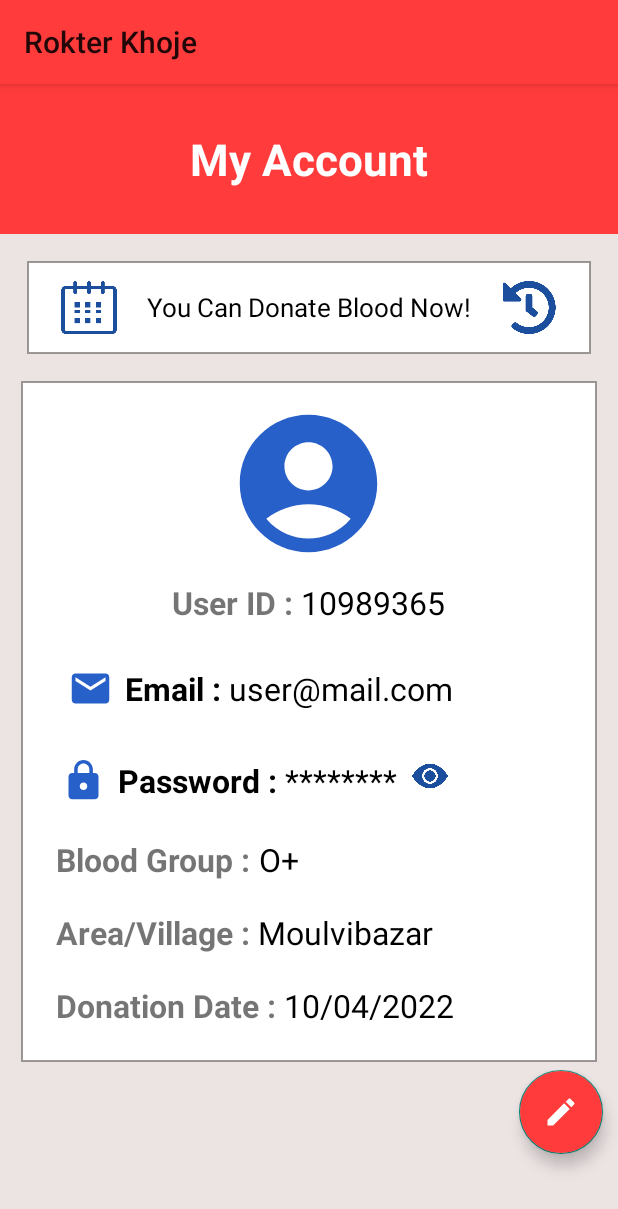
After one commit to Sb-Rahman/blood-donation-app, an Android app: the MyAccount screen opened directly, with no data from a screen before it, on a phone screen of 412 x 824 dp. The commit adds this screen. Shown: the top 1209 px of the screen. Run offline under Robolectric (Android 15) with nearby library versions, the phone set to English and light mode, and no system bars.

Commit message:
custom blood donation apps

```diff
--- a/app/src/main/AndroidManifest.xml
+++ b/app/src/main/AndroidManifest.xml
@@ -12,6 +12,13 @@
         android:supportsRtl="true"
         android:theme="@style/Theme.RokterKhoje"
         tools:targetApi="31">
+        <activity
+            android:name=".MyAccount"
+            android:exported="false">
+            <meta-data
+                android:name="android.app.lib_name"
+                android:value="" />
+        </activity>
         <activity
             android:name=".AboutApps"
             android:exported="false">
--- /dev/null
+++ b/app/src/main/java/com/rokterkhoje/arman/MyAccount.java
@@ -0,0 +1,14 @@
+package com.rokterkhoje.arman;
+
+import androidx.appcompat.app.AppCompatActivity;
+
+import android.os.Bundle;
+
+public class MyAccount extends AppCompatActivity {
+
+    @Override
+    protected void onCreate(Bundle savedInstanceState) {
+        super.onCreate(savedInstanceState);
+        setContentView(R.layout.activity_my_account);
+    }
+}
--- /dev/null
+++ b/app/src/main/res/drawable/ic_baseline_create_24.xml
@@ -0,0 +1,5 @@
+<vector android:height="24dp" android:tint="#FFFFFF"
+    android:viewportHeight="24" android:viewportWidth="24"
+    android:width="24dp" xmlns:android="http://schemas.android.com/apk/res/android">
+    <path android:fillColor="@android:color/white" android:pathData="M3,17.25V21h3.75L17.81,9.94l-3.75,-3.75L3,17.25zM20.71,7.04c0.39,-0.39 0.39,-1.02 0,-1.41l-2.34,-2.34c-0.39,-0.39 -1.02,-0.39 -1.41,0l-1.83,1.83 3.75,3.75 1.83,-1.83z"/>
+</vector>
--- /dev/null
+++ b/app/src/main/res/drawable/ic_baseline_local_post_office_24.xml
@@ -0,0 +1,5 @@
+<vector android:height="24dp" android:tint="#2860C9"
+    android:viewportHeight="24" android:viewportWidth="24"
+    android:width="24dp" xmlns:android="http://schemas.android.com/apk/res/android">
+    <path android:fillColor="@android:color/white" android:pathData="M20,4L4,4c-1.1,0 -1.99,0.9 -1.99,2L2,18c0,1.1 0.9,2 2,2h16c1.1,0 2,-0.9 2,-2L22,6c0,-1.1 -0.9,-2 -2,-2zM20,8l-8,5 -8,-5L4,6l8,5 8,-5v2z"/>
+</vector>
--- /dev/null
+++ b/app/src/main/res/drawable/ic_baseline_lock_24.xml
@@ -0,0 +1,5 @@
+<vector android:height="24dp" android:tint="#2860C9"
+    android:viewportHeight="24" android:viewportWidth="24"
+    android:width="24dp" xmlns:android="http://schemas.android.com/apk/res/android">
+    <path android:fillColor="@android:color/white" android:pathData="M18,8h-1L17,6c0,-2.76 -2.24,-5 -5,-5S7,3.24 7,6v2L6,8c-1.1,0 -2,0.9 -2,2v10c0,1.1 0.9,2 2,2h12c1.1,0 2,-0.9 2,-2L20,10c0,-1.1 -0.9,-2 -2,-2zM12,17c-1.1,0 -2,-0.9 -2,-2s0.9,-2 2,-2 2,0.9 2,2 -0.9,2 -2,2zM15.1,8L8.9,8L8.9,6c0,-1.71 1.39,-3.1 3.1,-3.1 1.71,0 3.1,1.39 3.1,3.1v2z"/>
+</vector>
--- /dev/null
+++ b/app/src/main/res/layout/activity_my_account.xml
@@ -0,0 +1,282 @@
+<?xml version="1.0" encoding="utf-8"?>
+<LinearLayout xmlns:android="http://schemas.android.com/apk/res/android"
+    xmlns:app="http://schemas.android.com/apk/res-auto"
+    xmlns:tools="http://schemas.android.com/tools"
+    android:layout_width="match_parent"
+    android:layout_height="match_parent"
+    android:background="@color/whiteee"
+    android:orientation="vertical"
+    tools:context=".MyAccount">
+
+    <LinearLayout
+        android:layout_width="match_parent"
+        android:layout_height="100dp"
+        android:layout_gravity="center"
+        android:background="@color/theme_color"
+        android:orientation="horizontal">
+
+        <TextView
+            android:layout_width="match_parent"
+            android:layout_height="wrap_content"
+            android:layout_gravity="center"
+            android:gravity="center"
+            android:text="My Account"
+            android:textAlignment="center"
+            android:textColor="@color/white"
+            android:textSize="29sp"
+            android:textStyle="bold" />
+    </LinearLayout>
+
+    <LinearLayout
+        android:layout_width="match_parent"
+        android:layout_height="wrap_content"
+        android:layout_margin="18dp"
+        android:background="@drawable/card_main_border"
+        android:orientation="horizontal"
+        android:padding="13dp"
+        android:weightSum="3">
+
+        <ImageView
+            android:layout_width="35dp"
+            android:layout_height="35dp"
+            android:layout_weight="1"
+            android:src="@drawable/calenderblue" />
+
+        <TextView
+            android:layout_width="wrap_content"
+            android:layout_height="wrap_content"
+            android:layout_gravity="center"
+            android:layout_weight="1"
+            android:gravity="center"
+            android:text="You Can Donate Blood Now!"
+            android:textColor="@color/black"
+            android:textSize="17sp" />
+
+        <ImageView
+            android:layout_width="35dp"
+            android:layout_height="35dp"
+            android:layout_weight="1"
+            android:src="@drawable/resetblue" />
+    </LinearLayout>
+
+    <LinearLayout
+        android:layout_width="match_parent"
+        android:layout_height="wrap_content"
+        android:layout_marginStart="14dp"
+        android:layout_marginEnd="14dp"
+        android:layout_marginBottom="5dp"
+        android:background="@drawable/card_main_border"
+        android:orientation="vertical"
+
+        android:padding="13dp">
+
+        <LinearLayout
+            android:layout_width="wrap_content"
+            android:layout_height="wrap_content"
+            android:layout_gravity="center"
+            android:gravity="center"
+            android:orientation="horizontal">
+
+            <ImageView
+                android:layout_width="110dp"
+                android:layout_height="110dp"
+                android:src="@drawable/account_circle" />
+        </LinearLayout>
+
+        <LinearLayout
+            android:layout_width="match_parent"
+            android:layout_height="wrap_content"
+            android:layout_gravity="center"
+            android:layout_margin="10dp"
+            android:gravity="center"
+            android:orientation="horizontal">
+
+
+            <TextView
+                android:layout_width="wrap_content"
+                android:layout_height="wrap_content"
+                android:layout_gravity="center"
+                android:text="User ID : "
+                android:textSize="21sp"
+                android:textStyle="bold" />
+
+            <TextView
+                android:layout_width="wrap_content"
+                android:layout_height="wrap_content"
+                android:layout_gravity="center"
+                android:text="10989365"
+                android:textColor="@color/black"
+                android:textSize="21sp" />
+
+
+        </LinearLayout>
+
+        <LinearLayout
+            android:layout_width="match_parent"
+            android:layout_height="wrap_content"
+            android:layout_gravity="start"
+            android:layout_margin="10dp"
+            android:orientation="horizontal">
+
+            <ImageView
+                android:layout_width="30dp"
+                android:layout_height="30dp"
+                android:layout_margin="8dp"
+                android:src="@drawable/ic_baseline_local_post_office_24" />
+
+            <TextView
+                android:layout_width="wrap_content"
+                android:layout_height="wrap_content"
+                android:layout_gravity="center"
+                android:text="Email : "
+                android:textColor="@color/black"
+                android:textSize="21sp"
+                android:textStyle="bold" />
+
+            <TextView
+                android:layout_width="wrap_content"
+                android:layout_height="wrap_content"
+                android:layout_gravity="center"
+                android:text="user@mail.com"
+                android:textColor="@color/black"
+                android:textSize="21sp" />
+        </LinearLayout>
+
+        <LinearLayout
+            android:layout_width="match_parent"
+            android:layout_height="wrap_content"
+            android:layout_gravity="start"
+            android:layout_margin="5dp"
+            android:orientation="horizontal">
+
+            <ImageView
+                android:layout_width="30dp"
+                android:layout_height="30dp"
+                android:layout_margin="8dp"
+                android:src="@drawable/ic_baseline_lock_24" />
+
+            <TextView
+                android:layout_width="wrap_content"
+                android:layout_height="wrap_content"
+                android:layout_gravity="center"
+                android:text="Password : "
+                android:textColor="@color/black"
+                android:textSize="21sp"
+                android:textStyle="bold" />
+
+            <TextView
+                android:layout_width="wrap_content"
+                android:layout_height="wrap_content"
+                android:layout_gravity="center"
+                android:text="********"
+                android:textColor="@color/black"
+                android:textSize="21sp" />
+
+            <ImageView
+
+                android:layout_width="24dp"
+                android:layout_height="24dp"
+                android:layout_marginStart="10dp"
+                android:layout_marginTop="8dp"
+                android:src="@drawable/eye" />
+        </LinearLayout>
+
+        <LinearLayout
+            android:layout_width="match_parent"
+            android:layout_height="wrap_content"
+            android:layout_margin="10dp"
+            android:orientation="horizontal">
+
+
+            <TextView
+                android:layout_width="wrap_content"
+                android:layout_height="wrap_content"
+                android:layout_gravity="center"
+                android:text="Blood Group : "
+                android:textSize="21sp"
+                android:textStyle="bold" />
+
+            <TextView
+                android:layout_width="wrap_content"
+                android:layout_height="wrap_content"
+                android:layout_gravity="center"
+                android:text="O+"
+                android:textColor="@color/black"
+                android:textSize="21sp" />
+
+
+        </LinearLayout>
+
+        <LinearLayout
+            android:layout_width="match_parent"
+            android:layout_height="wrap_content"
+            android:layout_margin="10dp"
+            android:orientation="horizontal">
+
+
+            <TextView
+                android:layout_width="wrap_content"
+                android:layout_height="wrap_content"
+                android:layout_gravity="center"
+                android:text="Area/Village : "
+                android:textSize="21sp"
+                android:textStyle="bold" />
+
+            <TextView
+                android:layout_width="wrap_content"
+                android:layout_height="wrap_content"
+                android:layout_gravity="center"
+                android:text="Moulvibazar"
+                android:textColor="@color/black"
+                android:textSize="21sp" />
+
+
+        </LinearLayout>
+
+        <LinearLayout
+            android:layout_width="match_parent"
+            android:layout_height="wrap_content"
+            android:layout_margin="10dp"
+            android:orientation="horizontal">
+
+
+            <TextView
+                android:layout_width="wrap_content"
+                android:layout_height="wrap_content"
+                android:layout_gravity="center"
+                android:text="Donation Date : "
+                android:textSize="21sp"
+                android:textStyle="bold" />
+
+            <TextView
+                android:layout_width="wrap_content"
+                android:layout_height="wrap_content"
+                android:layout_gravity="center"
+                android:text="10/04/2022"
+                android:textColor="@color/black"
+                android:textSize="21sp" />
+
+
+        </LinearLayout>
+
+    </LinearLayout>
+
+    <androidx.constraintlayout.widget.ConstraintLayout
+        android:layout_width="match_parent"
+        android:layout_height="wrap_content"
+        android:layout_gravity="end">
+
+        <com.google.android.material.floatingactionbutton.FloatingActionButton
+            android:layout_width="wrap_content"
+            android:layout_height="wrap_content"
+            android:layout_marginEnd="10dp"
+            android:layout_marginBottom="20dp"
+            android:backgroundTint="@color/theme_color"
+            android:src="@drawable/ic_baseline_create_24"
+            app:layout_constraintBottom_toBottomOf="parent"
+            app:layout_constraintEnd_toEndOf="parent"
+            app:layout_constraintTop_toTopOf="parent" />
+
+    </androidx.constraintlayout.widget.ConstraintLayout>
+
+</LinearLayout>
--- a/app/src/main/res/values/colors.xml
+++ b/app/src/main/res/values/colors.xml
@@ -9,6 +9,7 @@
     <color name="black">#FF000000</color>
     <color name="gray">#D0868181</color>
     <color name="why_gray">#D0BFBFBF</color>
+    <color name="whiteee">#BAE8DCDC</color>
     <color name="white">#FFFFFFFF</color>
     <color name="theme_color">#FF3B3B</color>
 </resources>
```
Also changed, not shown: app/src/main/res/drawable/calenderblue.png (added), app/src/main/res/drawable/contributorsss.png (added), app/src/main/res/drawable/resetblue.png (added).
